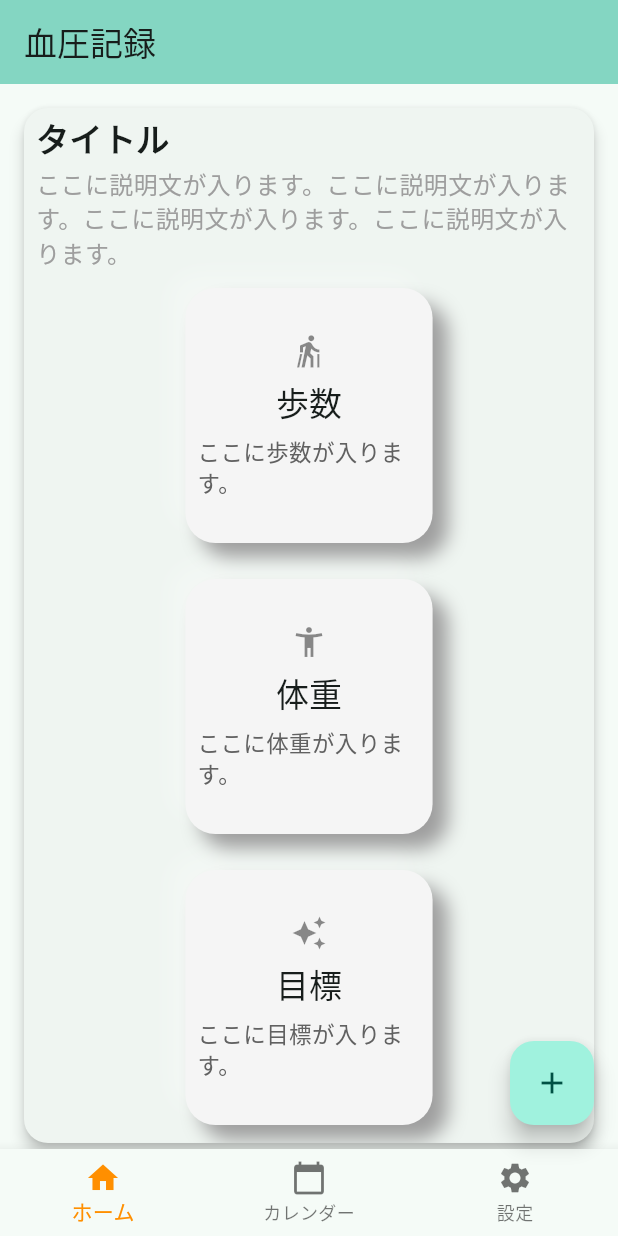
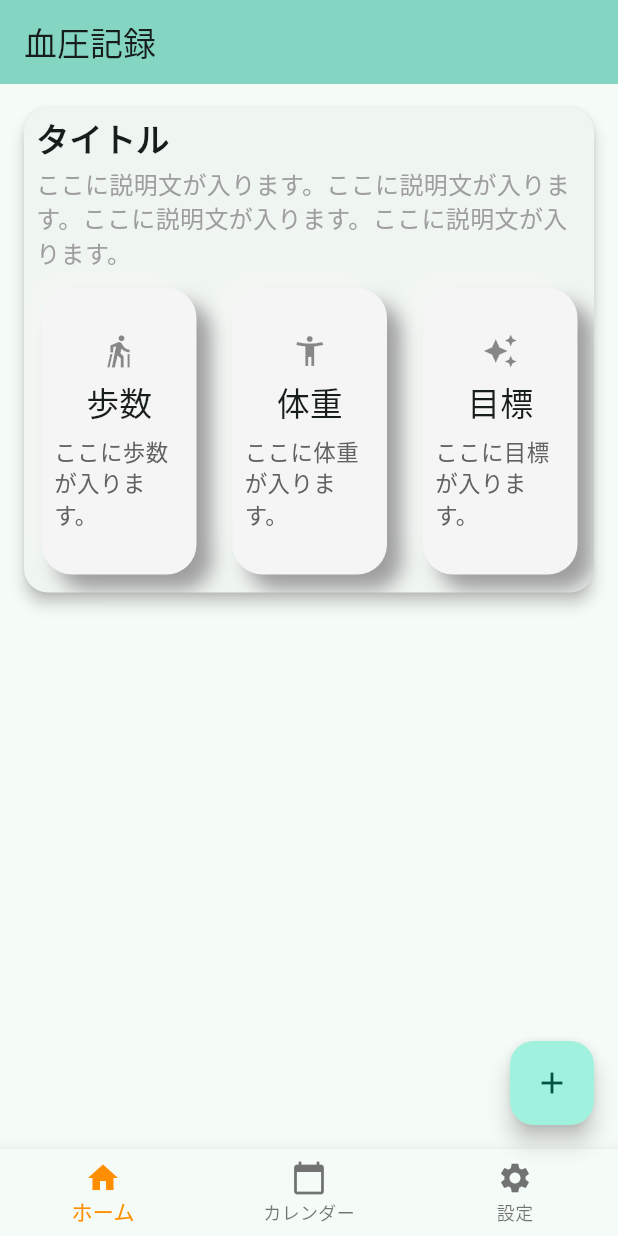
Before and after one commit to yuko87/blood_pressure_monitor, a Flutter app: the screen it shows after launch, on a phone screen of 412 x 824 dp. Run offline on Flutter 3.47's test engine with Material 3 defaults, Android fonts, the phone set to English and light mode, and no system bars; our stand-ins replace package_info_plus, table_calendar.

Commit message:
Updated layout : Colomn to Row

```diff
--- a/lib/card_list.dart
+++ b/lib/card_list.dart
@@ -20,7 +20,7 @@ class _CardListState extends State<CardList> {
   @override
   Widget build(BuildContext context) {
     return Container(
-      width: MediaQuery.of(context).size.width * 0.4,
+      width: MediaQuery.of(context).size.width * 0.25,
       margin: const EdgeInsets.all(12),
       padding: const EdgeInsets.only(top: 30, bottom: 30),
       decoration: BoxDecoration(
--- a/lib/home_page.dart
+++ b/lib/home_page.dart
@@ -44,21 +44,25 @@ class HomeContent extends StatelessWidget {
                     ),
                   ),
                 ),
+                const Row(
+                  children: [
                     // 歩数
-                const CardList(
+                    CardList(
                         icon: Icons.nordic_walking,
                         mainText: '歩数',
                         subText: 'ここに歩数が入ります。'),
                     // 体重
-                const CardList(
+                    CardList(
                         icon: Icons.accessibility_new_sharp,
                         mainText: '体重',
                         subText: 'ここに体重が入ります。'),
                     // 目標
-                const CardList(
+                    CardList(
                         icon: Icons.auto_awesome,
                         mainText: '目標',
                         subText: 'ここに目標が入ります。')
+                  ],
+                ),
               ],
             ),
           )
```
Lines whose indentation alone changed are shown as unchanged.
